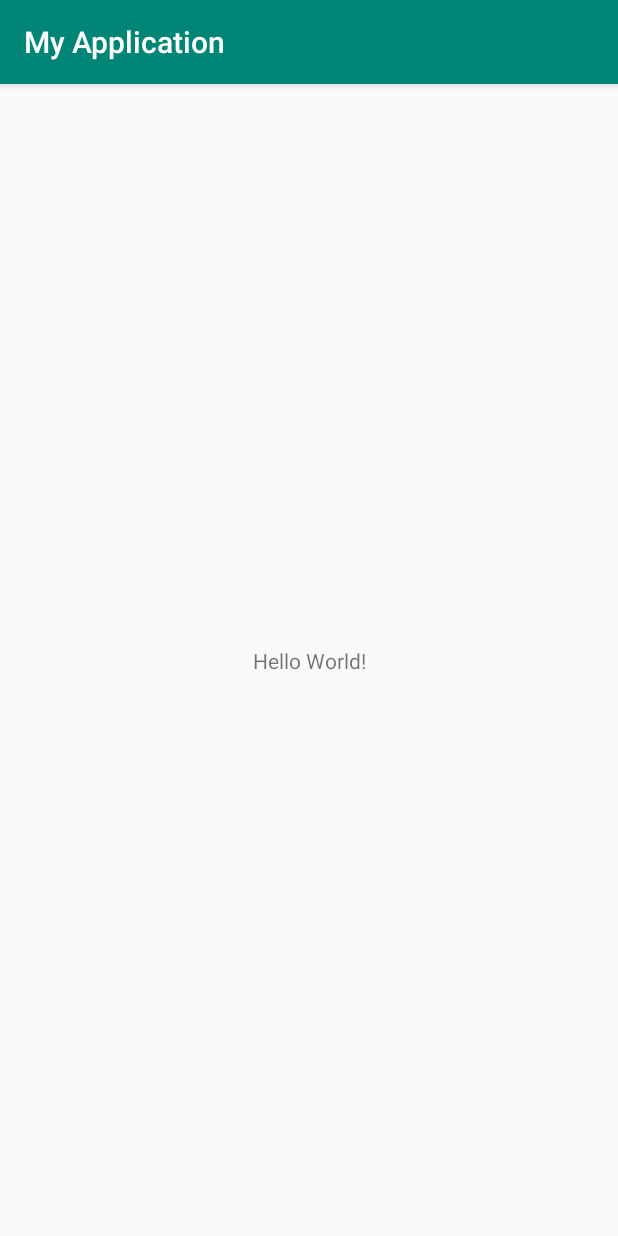
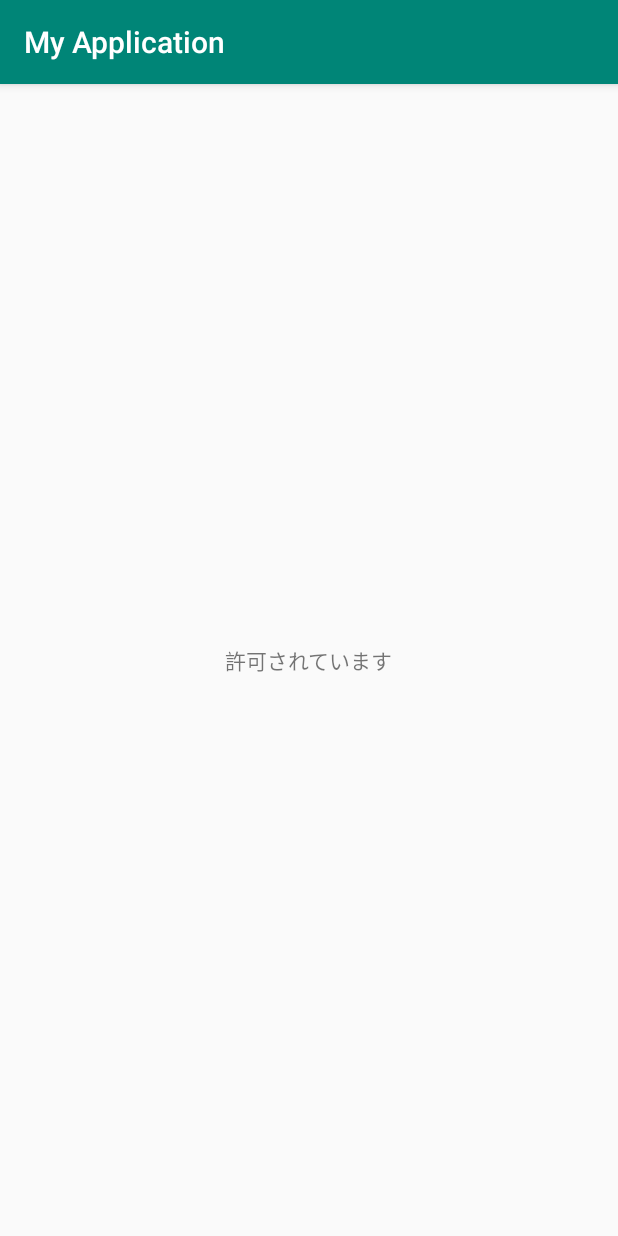
Before and after one commit to cm-fujii/AndroidPermissionSample, an Android app: the screen it shows after launch (MainActivity), on a phone screen of 412 x 824 dp. Run offline under Robolectric (Android 15) with nearby library versions, the phone set to English and light mode, and no system bars.

Commit message:
許可状態をテキスト表示する

```diff
--- a/app/src/main/java/com/example/fujiigenki/myapplication/MainActivity.java
+++ b/app/src/main/java/com/example/fujiigenki/myapplication/MainActivity.java
@@ -7,15 +7,23 @@ import android.support.v4.app.ActivityCompat;
 import android.support.v4.content.ContextCompat;
 import android.support.v7.app.AppCompatActivity;
 import android.os.Bundle;
+import android.widget.TextView;
 
 public class MainActivity extends AppCompatActivity {
 
     private final int REQUEST_LOCATION_PERMISSION = 1000;
 
+    TextView permissionMessage;
+
     @Override
     protected void onCreate(Bundle savedInstanceState) {
         super.onCreate(savedInstanceState);
         setContentView(R.layout.activity_main);
+
+
+        permissionMessage = (TextView)findViewById(R.id.permission_message);
+        permissionMessage.setText("None");
+
 
         // Android 6 (API 23) 以上で、パーミッションを確認する
         if (Build.VERSION.SDK_INT >= 23) {
@@ -28,6 +36,8 @@ public class MainActivity extends AppCompatActivity {
                 Manifest.permission.ACCESS_FINE_LOCATION) != PackageManager.PERMISSION_GRANTED) {
             // パーミッションが無いのでリクエストする
             requestLocationPermission();
+        } else {
+            permissionMessage.setText("許可されています");
         }
     }
 
@@ -50,8 +60,10 @@ public class MainActivity extends AppCompatActivity {
                 if (grantResults.length > 0 &&
                         grantResults[0] == PackageManager.PERMISSION_GRANTED) {
                     // パーミッション許可された
+                    permissionMessage.setText("許可されました");
                 } else {
                     // パーミッション許可されなかった
+                    permissionMessage.setText("許可されませんでした");
                 }
                 break;
             }
--- a/app/src/main/res/layout/activity_main.xml
+++ b/app/src/main/res/layout/activity_main.xml
@@ -7,9 +7,9 @@
     tools:context=".MainActivity">
 
     <TextView
+        android:id="@+id/permission_message"
         android:layout_width="wrap_content"
         android:layout_height="wrap_content"
-        android:text="Hello World!"
         app:layout_constraintBottom_toBottomOf="parent"
         app:layout_constraintLeft_toLeftOf="parent"
         app:layout_constraintRight_toRightOf="parent"
```
